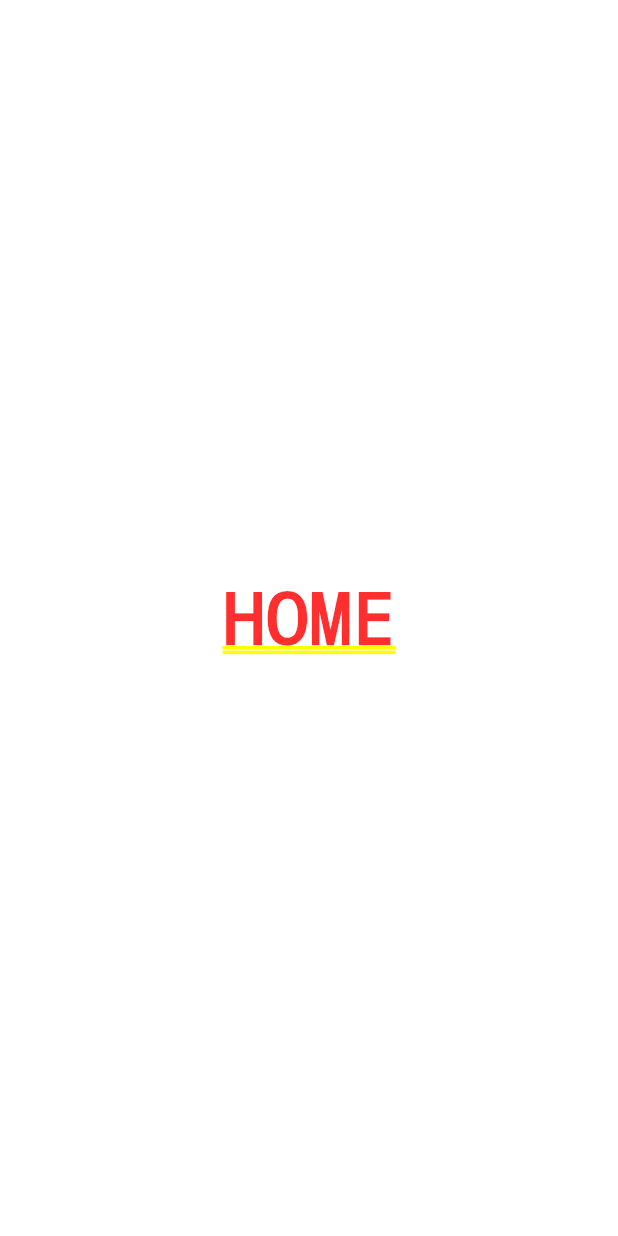
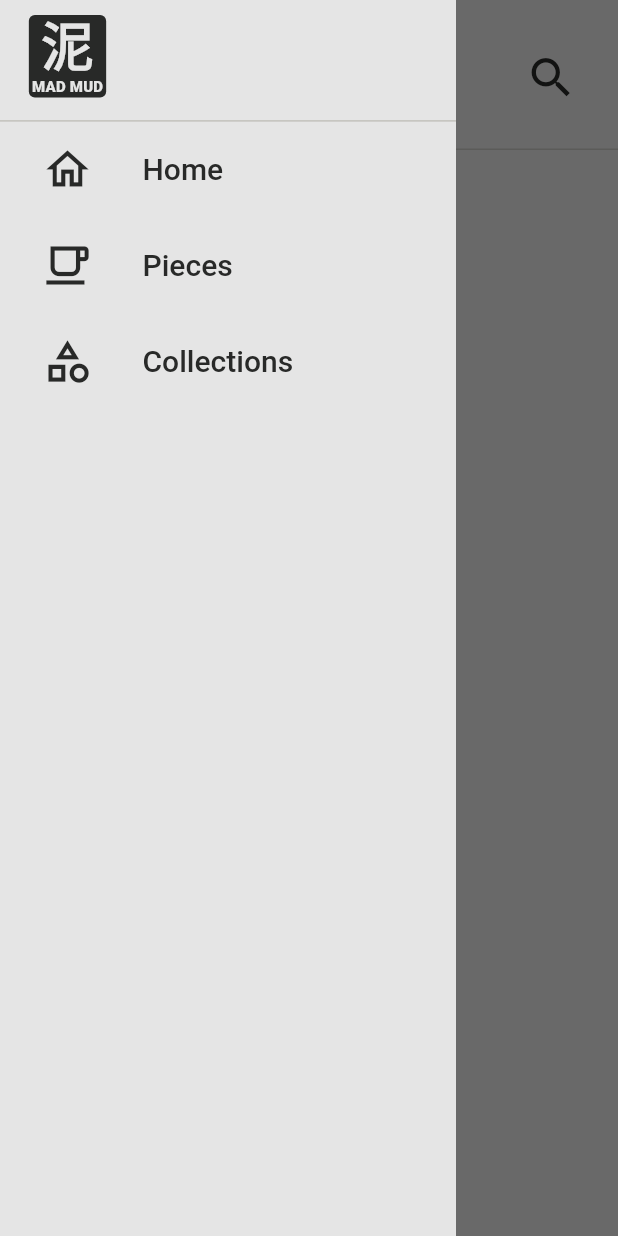
Before and after one commit to tsirbunen/tsirbunenpottery, a Flutter app: the screen it shows after launch, with the side drawer open (before the commit the screen has no drawer), on a phone screen of 412 x 824 dp. Run offline on Flutter 3.47's test engine with Material 3 defaults, Android fonts, the phone set to English and light mode, and no system bars; our stand-ins replace go_router; Roboto replaces fonts that are missing (Quicksand).

Commit message:
Implement Drawer and AppBar

```diff
--- a/lib/app/mad_mud_app.dart
+++ b/lib/app/mad_mud_app.dart
@@ -1,5 +1,6 @@
 import 'package:flutter/material.dart';
 import 'package:madmudmobile/services/router/route_controller.dart';
+import 'package:madmudmobile/theme/app_theme.dart';
 
 class MadMudApp extends StatelessWidget {
   const MadMudApp({super.key});
@@ -10,6 +11,7 @@ class MadMudApp extends StatelessWidget {
 
     return MaterialApp.router(
       routerConfig: routerConfig,
+      theme: const AppTheme().themeData,
     );
   }
 }
--- a/lib/features/collections/presentation/collections_page.dart
+++ b/lib/features/collections/presentation/collections_page.dart
@@ -1,12 +1,15 @@
 import 'package:flutter/material.dart';
+import 'package:madmudmobile/widgets/page_base/page_base.dart';
 
 class CollectionsPage extends StatelessWidget {
   const CollectionsPage({super.key});
 
   @override
   Widget build(BuildContext context) {
-    return const Center(
-      child: Text('COLLECTIONS'),
+    return const PageBase(
+      pageBody: Center(
+        child: Text('COLLECTIONS'),
+      ),
     );
   }
 }
--- a/lib/features/home/presentation/home_page.dart
+++ b/lib/features/home/presentation/home_page.dart
@@ -1,12 +1,15 @@
 import 'package:flutter/material.dart';
+import 'package:madmudmobile/widgets/page_base/page_base.dart';
 
 class HomePage extends StatelessWidget {
   const HomePage({super.key});
 
   @override
   Widget build(BuildContext context) {
-    return const Center(
-      child: Text('HOME'),
+    return const PageBase(
+      pageBody: Center(
+        child: Text('HOME'),
+      ),
     );
   }
 }
--- a/lib/features/pieces/presentation/pieces_page.dart
+++ b/lib/features/pieces/presentation/pieces_page.dart
@@ -1,12 +1,15 @@
 import 'package:flutter/material.dart';
+import 'package:madmudmobile/widgets/page_base/page_base.dart';
 
 class PiecesPage extends StatelessWidget {
   const PiecesPage({super.key});
 
   @override
   Widget build(BuildContext context) {
-    return const Center(
-      child: Text('PIECES'),
+    return const PageBase(
+      pageBody: Center(
+        child: Text('PIECES'),
+      ),
     );
   }
 }
--- a/lib/main.dart
+++ b/lib/main.dart
@@ -1,7 +1,9 @@
 import 'package:flutter/material.dart';
 import 'package:madmudmobile/app/mad_mud_app.dart';
+import 'package:madmudmobile/theme/app_status_bar_color.dart';
 
 void main() {
+  setAppStatusBarColor();
   WidgetsFlutterBinding.ensureInitialized();
 
   runApp(const MadMudApp());
--- a/lib/services/router/route_enum.dart
+++ b/lib/services/router/route_enum.dart
@@ -1,7 +1,9 @@
+import 'package:madmudmobile/services/router/routes.dart';
+
 enum RouteEnum {
   home,
+  pieces,
   collections,
-  pieces,
   // IMPLEMENT SOON:
   // contact,
   // gallery,
@@ -9,5 +11,22 @@ enum RouteEnum {
   // faq,
 }
 
-  // IMPLEMENT LATER:
-  // shopping-related stuff
+// IMPLEMENT LATER:
+// shopping-related stuff
+
+// Note: Let's use switch-case to return the path for each route,
+// so that if we miss a route, the code editor gives us a warning.
+extension PathExtension on RouteEnum {
+  String path() {
+    switch (this) {
+      case RouteEnum.home:
+        return HomeRoute.path;
+      case RouteEnum.pieces:
+        return PiecesRoute.path;
+      case RouteEnum.collections:
+        return CollectionsRoute.path;
+      default:
+        throw Exception('Route path not implemented!');
+    }
+  }
+}
--- /dev/null
+++ b/lib/theme/app_status_bar_color.dart
@@ -0,0 +1,11 @@
+import 'package:flutter/services.dart';
+import 'package:madmudmobile/theme/colors.dart';
+
+void setAppStatusBarColor() {
+  SystemChrome.setSystemUIOverlayStyle(
+    const SystemUiOverlayStyle().copyWith(
+      statusBarColor: pale,
+      systemNavigationBarColor: pale,
+    ),
+  );
+}
--- /dev/null
+++ b/lib/theme/app_theme.dart
@@ -0,0 +1,31 @@
+import 'package:flutter/material.dart';
+import 'package:madmudmobile/theme/colors.dart';
+
+class AppTheme {
+  const AppTheme();
+
+  ThemeData get themeData {
+    return ThemeData(
+      fontFamily: 'Quicksand',
+      textTheme: const TextTheme(
+        titleMedium: TextStyle(
+          fontSize: 20,
+          fontWeight: FontWeight.w600,
+          color: background,
+        ),
+        headlineMedium: TextStyle(
+          fontSize: 24,
+          fontWeight: FontWeight.w500,
+          color: veryDark,
+        ),
+      ),
+      colorScheme: ColorScheme.fromSeed(
+        surface: background,
+        seedColor: veryDark,
+        primary: veryDark,
+        secondary: medium,
+        tertiary: pale,
+      ),
+    );
+  }
+}
--- /dev/null
+++ b/lib/theme/colors.dart
@@ -0,0 +1,9 @@
+import 'package:flutter/material.dart';
+
+const Color background = Color.fromARGB(255, 229, 229, 229);
+const Color pale = Color.fromARGB(255, 199, 198, 193);
+const Color medium = Color.fromARGB(255, 142, 141, 140);
+const Color veryDark = Color.fromARGB(255, 40, 41, 40);
+const Color success = Color.fromARGB(255, 101, 183, 65);
+const Color error = Color.fromARGB(255, 227, 100, 20);
+const Color danger = Color.fromARGB(255, 195, 11, 17);
--- /dev/null
+++ b/lib/widgets/app_bar/app_bar_action_button.dart
@@ -0,0 +1,33 @@
+import 'package:flutter/material.dart';
+
+const double containerSize = 50.0;
+const double iconSize = 35.0;
+
+class AppBarActionButton extends StatelessWidget {
+  final IconData iconData;
+  final void Function() onPressed;
+
+  const AppBarActionButton({
+    super.key,
+    required this.iconData,
+    required this.onPressed,
+  });
+
+  @override
+  Widget build(BuildContext context) {
+    final colors = Theme.of(context).colorScheme;
+
+    return SizedBox(
+      width: containerSize,
+      height: containerSize,
+      child: IconButton(
+        icon: Icon(
+          iconData,
+          size: iconSize,
+          color: colors.primary,
+        ),
+        onPressed: onPressed,
+      ),
+    );
+  }
+}
--- /dev/null
+++ b/lib/widgets/app_bar/app_bar_customized.dart
@@ -0,0 +1,80 @@
+import 'package:flutter/material.dart';
+import 'package:madmudmobile/widgets/app_bar/app_bar_action_button.dart';
+import 'package:madmudmobile/widgets/hover_detector/hover_detector.dart';
+import 'package:madmudmobile/widgets/trademark/trademark.dart';
+
+const double appBarHeight = 100.0;
+const double heightBreakpoint = 800.0;
+const double widthBreakpoint = 400.0;
+const double paddingMobile = 0.0;
+const double paddingDesktop = 5.0;
+const double mobilePadding = 10.0;
+const double desktopPadding = 20.0;
+
+class AppBarCustomized extends StatelessWidget implements PreferredSizeWidget {
+  const AppBarCustomized({super.key});
+
+  @override
+  Widget build(BuildContext context) {
+    final colors = Theme.of(context).colorScheme;
+    final paddings = _paddings(context);
+
+    return Container(
+      height: appBarHeight,
+      decoration: BoxDecoration(
+        border: Border(
+          bottom: BorderSide(width: 1.0, color: colors.tertiary),
+        ),
+      ),
+      child: Padding(
+        padding: EdgeInsets.only(
+            left: paddings.horizontal,
+            right: paddings.horizontal,
+            bottom: paddings.bottom),
+        child: Column(
+          mainAxisAlignment: MainAxisAlignment.end,
+          children: [
+            Row(
+              mainAxisAlignment: MainAxisAlignment.spaceBetween,
+              crossAxisAlignment: CrossAxisAlignment.center,
+              children: [
+                HoverDetector(builder: (BuildContext context, bool isHovering) {
+                  return Trademark(
+                    onPressed: () => _openDrawer(context),
+                    isInverted: !isHovering,
+                  );
+                }),
+                Row(
+                  mainAxisAlignment: MainAxisAlignment.end,
+                  crossAxisAlignment: CrossAxisAlignment.center,
+                  children: [
+                    AppBarActionButton(
+                      onPressed: () => _openDrawer(context),
+                      iconData: Icons.search,
+                    ),
+                  ],
+                ),
+              ],
+            ),
+          ],
+        ),
+      ),
+    );
+  }
+
+  void _openDrawer(BuildContext context) {
+    Scaffold.of(context).openDrawer();
+  }
+
+  _paddings(BuildContext context) {
+    final height = MediaQuery.of(context).size.height;
+    final width = MediaQuery.of(context).size.width;
+    final bottom = height > heightBreakpoint ? desktopPadding : mobilePadding;
+    final horizontal = width > widthBreakpoint ? desktopPadding : mobilePadding;
+
+    return (bottom: bottom, horizontal: horizontal);
+  }
+
+  @override
+  Size get preferredSize => const Size.fromHeight(appBarHeight);
+}
--- /dev/null
+++ b/lib/widgets/drawer/drawer_for_app_bar.dart
@@ -0,0 +1,33 @@
+import 'package:flutter/material.dart';
+import 'package:madmudmobile/services/router/route_enum.dart';
+import 'package:madmudmobile/widgets/drawer/drawer_header_item.dart';
+import 'package:madmudmobile/widgets/drawer/drawer_route_item.dart';
+import 'package:madmudmobile/widgets/drawer/drawer_route_extension.dart';
+
+class DrawerForAppBar extends StatelessWidget {
+  const DrawerForAppBar({super.key});
+
+  @override
+  Widget build(BuildContext context) {
+    final colors = Theme.of(context).colorScheme;
+
+    return Drawer(
+      shape: const ContinuousRectangleBorder(),
+      child: Container(
+        color: colors.surface,
+        child: ListView(
+          children: [
+            const DrawerHeaderItem(),
+            ...RouteEnum.values.map(
+              (route) => DrawerRouteItem(
+                routeLabel: route.label,
+                iconData: route.iconData,
+                path: route.path(),
+              ),
+            ),
+          ].toList(),
+        ),
+      ),
+    );
+  }
+}
--- /dev/null
+++ b/lib/widgets/drawer/drawer_header_item.dart
@@ -0,0 +1,46 @@
+import 'package:flutter/material.dart';
+import 'package:madmudmobile/widgets/drawer/drawer_route_item.dart';
+import 'package:madmudmobile/widgets/trademark/trademark.dart';
+
+const double dividerWidth = 1.15;
+const EdgeInsets padding =
+    EdgeInsets.symmetric(vertical: 10.0, horizontal: 15.0);
+const double heightBreakpoint = 800.0;
+const double paddingMobile = 0.0;
+const double paddingDesktop = 5.0;
+
+class DrawerHeaderItem extends StatelessWidget {
+  const DrawerHeaderItem({super.key});
+
+  @override
+  Widget build(BuildContext context) {
+    final colors = Theme.of(context).colorScheme;
+    final screenHeight = MediaQuery.of(context).size.height;
+    final bottomPadding =
+        screenHeight > heightBreakpoint ? paddingDesktop : paddingMobile;
+
+    return Column(
+      children: [
+        Padding(
+          padding: padding,
+          child: Row(
+            children: [
+              Container(
+                alignment: Alignment.center,
+                width: iconAndTrademarkContainerWidth,
+                margin: EdgeInsets.only(bottom: bottomPadding),
+                child: const Trademark(),
+              ),
+            ],
+          ),
+        ),
+        Container(
+          decoration: BoxDecoration(
+              border: Border(
+            bottom: BorderSide(width: dividerWidth, color: colors.tertiary),
+          )),
+        )
+      ],
+    );
+  }
+}
--- /dev/null
+++ b/lib/widgets/drawer/drawer_route_extension.dart
@@ -0,0 +1,16 @@
+import 'package:flutter/material.dart';
+import 'package:madmudmobile/services/router/route_enum.dart';
+
+extension DrawerRouteExtension on RouteEnum {
+  IconData get iconData => {
+        RouteEnum.home: Icons.home_outlined,
+        RouteEnum.pieces: Icons.local_cafe_outlined,
+        RouteEnum.collections: Icons.category_outlined,
+      }[this]!;
+
+  String get label => {
+        RouteEnum.home: 'Home',
+        RouteEnum.collections: 'Collections',
+        RouteEnum.pieces: 'Pieces',
+      }[this]!;
+}
--- /dev/null
+++ b/lib/widgets/drawer/drawer_route_item.dart
@@ -0,0 +1,67 @@
+import 'package:flutter/material.dart';
+import 'package:go_router/go_router.dart';
+import 'package:madmudmobile/widgets/hover_detector/hover_detector.dart';
+
+const iconSize = 34.0;
+const fontSize = 20.0;
+const itemPadding = EdgeInsets.symmetric(vertical: 15.0, horizontal: 15.0);
+const labelPadding = EdgeInsets.only(left: 20.0);
+const double iconAndTrademarkContainerWidth = 60.0;
+
+class DrawerRouteItem extends StatelessWidget {
+  final String routeLabel;
+  final IconData iconData;
+  final String path;
+  final bool isTitle;
+
+  const DrawerRouteItem({
+    super.key,
+    required this.routeLabel,
+    required this.iconData,
+    required this.path,
+    this.isTitle = false,
+  });
+
+  @override
+  Widget build(BuildContext context) {
+    final colors = Theme.of(context).colorScheme;
+    final style = Theme.of(context).textTheme.headlineMedium!.copyWith(
+          fontSize: fontSize,
+        );
+
+    return HoverDetector(builder: (BuildContext context, bool isHovering) {
+      return Container(
+        color: isHovering ? colors.tertiary : Colors.transparent,
+        child: Column(
+          children: [
+            GestureDetector(
+              onTap: () => _navigateTo(context),
+              child: Padding(
+                padding: itemPadding,
+                child: Row(
+                  children: [
+                    Container(
+                      width: iconAndTrademarkContainerWidth,
+                      alignment: Alignment.center,
+                      child:
+                          Icon(iconData, size: iconSize, color: colors.primary),
+                    ),
+                    Padding(
+                      padding: labelPadding,
+                      child: Text(routeLabel, style: style),
+                    ),
+                  ],
+                ),
+              ),
+            )
+          ],
+        ),
+      );
+    });
+  }
+
+  void _navigateTo(BuildContext context) {
+    Navigator.of(context).pop();
+    context.go(path);
+  }
+}
--- /dev/null
+++ b/lib/widgets/hover_detector/hover_detector.dart
@@ -0,0 +1,26 @@
+import 'package:flutter/widgets.dart';
+
+class HoverDetector extends StatefulWidget {
+  final Widget Function(
+    BuildContext context,
+    bool isHovering,
+  ) builder;
+
+  const HoverDetector({super.key, required this.builder});
+
+  @override
+  State<HoverDetector> createState() => _HoverDetectorState();
+}
+
+class _HoverDetectorState extends State<HoverDetector> {
+  bool _isHovering = false;
+
+  @override
+  Widget build(BuildContext context) {
+    return MouseRegion(
+      onEnter: (_) => setState(() => _isHovering = true),
+      onExit: (_) => setState(() => _isHovering = false),
+      child: widget.builder(context, _isHovering),
+    );
+  }
+}
--- /dev/null
+++ b/lib/widgets/page_base/page_base.dart
@@ -0,0 +1,42 @@
+import 'package:flutter/material.dart';
+import 'package:madmudmobile/widgets/app_bar/app_bar_customized.dart';
+import 'package:madmudmobile/widgets/drawer/drawer_for_app_bar.dart';
+import 'package:madmudmobile/widgets/progress_indicator/progress_indicator_page_overlay.dart';
+
+class PageBase extends StatelessWidget {
+  final Widget pageBody;
+  final bool showProgressIndicator;
+
+  const PageBase({
+    super.key,
+    required this.pageBody,
+    this.showProgressIndicator = false,
+  });
+
+  @override
+  Widget build(BuildContext context) {
+    final colors = Theme.of(context).colorScheme;
+
+    return Scaffold(
+      appBar: const AppBarCustomized(),
+      drawer: const DrawerForAppBar(),
+      backgroundColor: colors.surface,
+      body: LayoutBuilder(
+        builder: (BuildContext context, BoxConstraints constraints) {
+          return ProgressIndicatorPageOverlay(
+            isSubmitting: showProgressIndicator,
+            child: SingleChildScrollView(
+              child: ConstrainedBox(
+                constraints: BoxConstraints(
+                  minHeight: constraints.maxHeight,
+                  minWidth: constraints.maxWidth,
+                ),
+                child: pageBody,
+              ),
+            ),
+          );
+        },
+      ),
+    );
+  }
+}
--- /dev/null
+++ b/lib/widgets/progress_indicator/progress_indicator_page_overlay.dart
@@ -0,0 +1,31 @@
+import 'package:flutter/material.dart';
+import 'package:madmudmobile/widgets/progress_indicator/progress_indicator_xl.dart';
+
+const opacity = 0.6;
+
+class ProgressIndicatorPageOverlay extends StatelessWidget {
+  final Widget child;
+  final bool isSubmitting;
+
+  const ProgressIndicatorPageOverlay({
+    super.key,
+    required this.child,
+    required this.isSubmitting,
+  });
+
+  @override
+  Widget build(BuildContext context) {
+    return Stack(
+      children: [
+        child,
+        if (isSubmitting)
+          Container(
+            color: Colors.black.withOpacity(opacity),
+            child: const Center(
+              child: ProgressIndicatorXL(),
+            ),
+          ),
+      ],
+    );
+  }
+}
--- /dev/null
+++ b/lib/widgets/progress_indicator/progress_indicator_xl.dart
@@ -0,0 +1,57 @@
+import 'package:flutter/material.dart';
+
+class ProgressIndicatorXL extends StatefulWidget {
+  const ProgressIndicatorXL({super.key});
+
+  @override
+  State<ProgressIndicatorXL> createState() => _ProgressIndicatorXLState();
+}
+
+class _ProgressIndicatorXLState extends State<ProgressIndicatorXL>
+    with SingleTickerProviderStateMixin {
+  late final AnimationController _controller;
+  Animation<Color?>? _animation;
+
+  @override
+  Widget build(BuildContext context) {
+    return Transform.scale(
+      scale: 2.0,
+      child: CircularProgressIndicator(
+        strokeWidth: 5.0,
+        strokeCap: StrokeCap.round,
+        valueColor: _animation,
+      ),
+    );
+  }
+
+  @override
+  void initState() {
+    super.initState();
+    _controller = AnimationController(
+      vsync: this,
+      duration: const Duration(seconds: 1),
+    );
+
+    // Note: We need to do this async trick to get hold of the context
+    // to be able to access the color scheme of our  app's theme.
+    Future.delayed(Duration.zero, () {
+      final colors = Theme.of(context).colorScheme;
+
+      _animation = ColorTween(
+        begin: colors.primary,
+        end: colors.tertiary,
+      ).animate(_controller)
+        ..addListener(() {
+          setState(() {});
+        });
+
+      _controller.repeat(reverse: true);
+    });
+  }
+
+  @override
+  void dispose() {
+    _controller.dispose();
+    super.dispose();
+  }
+}
--- /dev/null
+++ b/lib/widgets/trademark/trademark.dart
@@ -0,0 +1,72 @@
+import 'package:flutter/material.dart';
+
+const String chineseCharacter = '泥';
+const double characterDefaultSize = 35.0;
+const String tradeName = 'MAD MUD';
+const double tradeNameDefaultSize = 10.0;
+const double textHeight = 1.0;
+const double spacerHeight = 6.0;
+const EdgeInsets padding = EdgeInsets.all(2.0);
+const double borderRadius = 4.0;
+
+class Trademark extends StatelessWidget {
+  final double characterSize;
+  final double tradeNameSize;
+  final bool isInverted;
+  final void Function()? onPressed;
+
+  const Trademark({
+    super.key,
+    this.characterSize = characterDefaultSize,
+    this.tradeNameSize = tradeNameDefaultSize,
+    this.isInverted = true,
+    this.onPressed,
+  });
+
+  @override
+  Widget build(BuildContext context) {
+    final baseStyle = Theme.of(context).textTheme.titleMedium!;
+    final colors = Theme.of(context).colorScheme;
+    final textColor = isInverted ? colors.surface : colors.primary;
+    final background = isInverted ? colors.primary : Colors.transparent;
+
+    return GestureDetector(
+      onTap: onPressed,
+      child: Container(
+        decoration: BoxDecoration(
+          color: background,
+          borderRadius: BorderRadius.circular(borderRadius),
+        ),
+        child: Padding(
+          padding: padding,
+          child: Column(
+            children: [
+              Text(
+                chineseCharacter,
+                style: _style(baseStyle, textColor, characterSize),
+              ),
+              const SizedBox(height: spacerHeight),
+              Text(
+                tradeName,
+                style: _style(
+                  baseStyle,
+                  textColor,
+                  tradeNameSize,
+                ),
+              ),
+            ],
+          ),
+        ),
+      ),
+    );
+  }
+
+  TextStyle _style(TextStyle baseStyle, Color color, double fontSize) {
+    return baseStyle.copyWith(
+      color: color,
+      height: textHeight,
+      fontWeight: FontWeight.w900,
+      fontSize: fontSize,
+    );
+  }
+}
```
